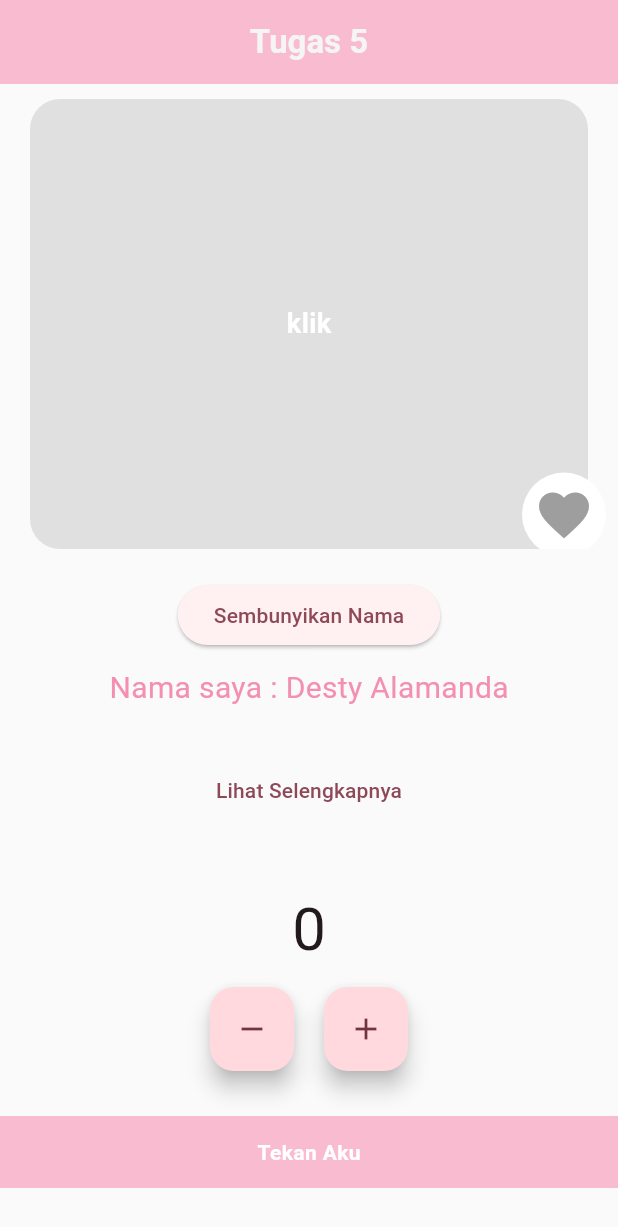
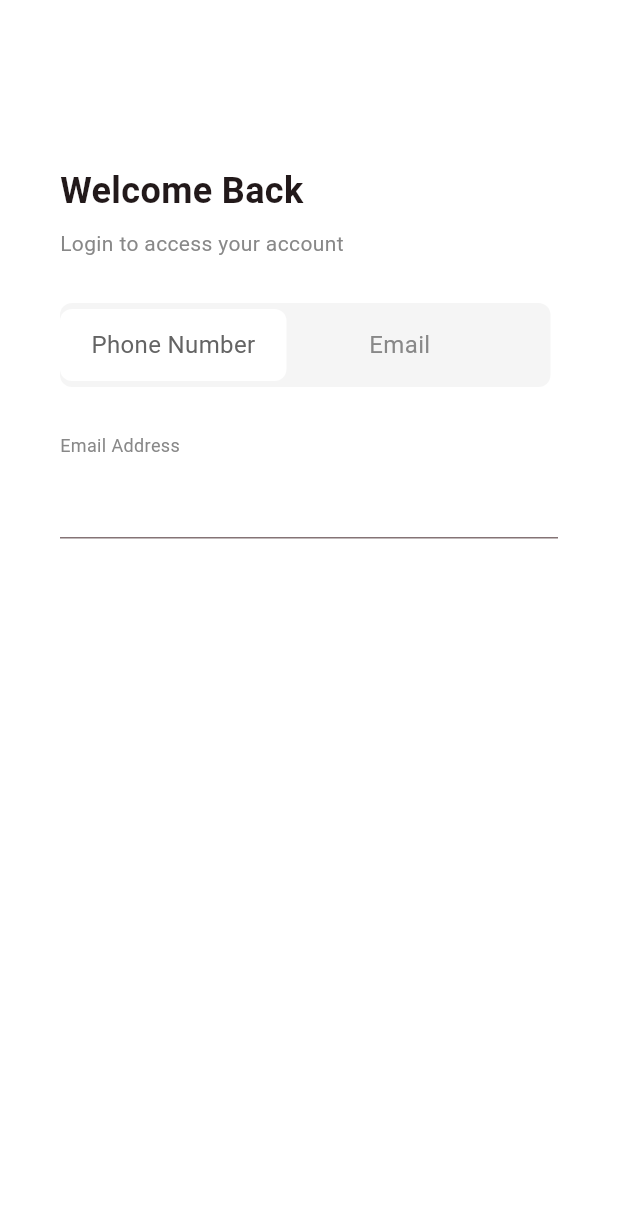
Before and after one commit to DestyAlamanda/ppkd_d_3, a Flutter app: the screen it shows after launch, on a phone screen of 412 x 824 dp. Shown: the top 1227 px of the screen. Run offline on Flutter 3.47's test engine with Material 3 defaults, Android fonts, the phone set to English and light mode, and no system bars.

Commit message:
wip tugas 6 flutter

```diff
--- a/lib/main.dart
+++ b/lib/main.dart
@@ -1,9 +1,5 @@
 import 'package:flutter/material.dart';
-import 'package:ppkd_d_3/tugas_1/tugas_1_flutter.dart';
-import 'package:ppkd_d_3/tugas_2/tugas_2_flutter.dart';
-import 'package:ppkd_d_3/tugas_3/tugas_3_flutter.dart';
-import 'package:ppkd_d_3/tugas_4/tugas_4_flutter.dart';
-import 'package:ppkd_d_3/tugas_5/tugas_5.dart';
+import 'package:ppkd_d_3/tugas_6/tugas_6_flutter.dart';
 
 void main() {
   runApp(const MyApp());
@@ -22,7 +18,7 @@ class MyApp extends StatelessWidget {
         colorScheme: ColorScheme.fromSeed(seedColor: Colors.pink),
         // fontFamily: "Poppins"
       ),
-      home: TugasLima()
+      home: TugasEnam(),
     );
   }
 }
--- /dev/null
+++ b/lib/tugas_6/tugas_6_flutter.dart
@@ -0,0 +1,112 @@
+import 'package:flutter/material.dart';
+
+class TugasEnam extends StatefulWidget {
+  const TugasEnam({super.key});
+
+  @override
+  State<TugasEnam> createState() => _TugasEnamState();
+}
+
+class _TugasEnamState extends State<TugasEnam> {
+  // bool _isPasswordVisible = false;
+  @override
+  Widget build(BuildContext context) {
+    return Scaffold(
+      backgroundColor: Colors.white,
+      body: Column(
+        crossAxisAlignment: CrossAxisAlignment.start,
+        children: [
+          Padding(
+            padding: EdgeInsets.symmetric(horizontal: 40, vertical: 110),
+            child: Column(
+              crossAxisAlignment: CrossAxisAlignment.start,
+              children: [
+                Text(
+                  "Welcome Back",
+                  style: TextStyle(fontSize: 24, fontWeight: FontWeight.bold),
+                ),
+                SizedBox(height: 8),
+                Text(
+                  "Login to access your account",
+                  style: TextStyle(fontSize: 14, color: Color(0xFF888888)),
+                ),
+
+                SizedBox(height: 30),
+                Stack(
+                  alignment: (Alignment.center),
+                  children: [
+                    Container(
+                      height: 56,
+                      width: 327,
+                      decoration: BoxDecoration(
+                        color: Color(0xFFF5F5F5),
+                        borderRadius: BorderRadius.circular(8),
+                      ),
+                      child: Row(
+                        children: [
+                          Container(
+                            height: 48,
+                            width: 151,
+                            decoration: BoxDecoration(
+                              color: Colors.white,
+                              borderRadius: BorderRadius.circular(8),
+                            ),
+                            alignment: Alignment.center,
+                            child: Text(
+                              "Phone Number",
+                              style: TextStyle(
+                                fontSize: 16,
+                                color: Color(0xFF646464),
+                              ),
+                            ),
+                          ),
+                          Container(
+                            height: 48,
+                            width: 151,
+                            decoration: BoxDecoration(
+                              borderRadius: BorderRadius.circular(8),
+                            ),
+                            alignment: Alignment.center,
+                            child: Text(
+                              "Email",
+                              style: TextStyle(
+                                fontSize: 16,
+                                color: Color(0xFF888888),
+                              ),
+                            ),
+                          ),
+                        ],
+                      ),
+                    ),
+                  ],
+                ),
+                SizedBox(height: 30),
+
+                // Email input
+                Text(
+                  'Email Address',
+                  style: TextStyle(
+                    color: Color(0xff888888),
+                    fontSize: 12,
+                    fontWeight: FontWeight.w400,
+                  ),
+                ),
+                SizedBox(height: 6),
+                TextField(
+                  keyboardType: TextInputType.emailAddress,
+                  decoration: InputDecoration(
+                    contentPadding: EdgeInsets.symmetric(horizontal: 20),
+                    focusedBorder: OutlineInputBorder(
+                      borderRadius: BorderRadius.circular(8),
+                      borderSide: BorderSide(color: Color(0xff888888)),
+                    ),
+                  ),
+                ),
+              ],
+            ),
+          ),
+        ],
+      ),
+    );
+  }
+}
```
Also changed, not shown: lib/tugas_1/tugas_1_flutter.dart (+16 -19 lines), lib/tugas_2/tugas_2_flutter.dart (+10 -12 lines), lib/tugas_3/tugas_3_flutter.dart (+110 -52 lines), lib/tugas_4/tugas_4_flutter.dart (+48 -22 lines), lib/tugas_5/tugas_5.dart (+23 -13 lines).
